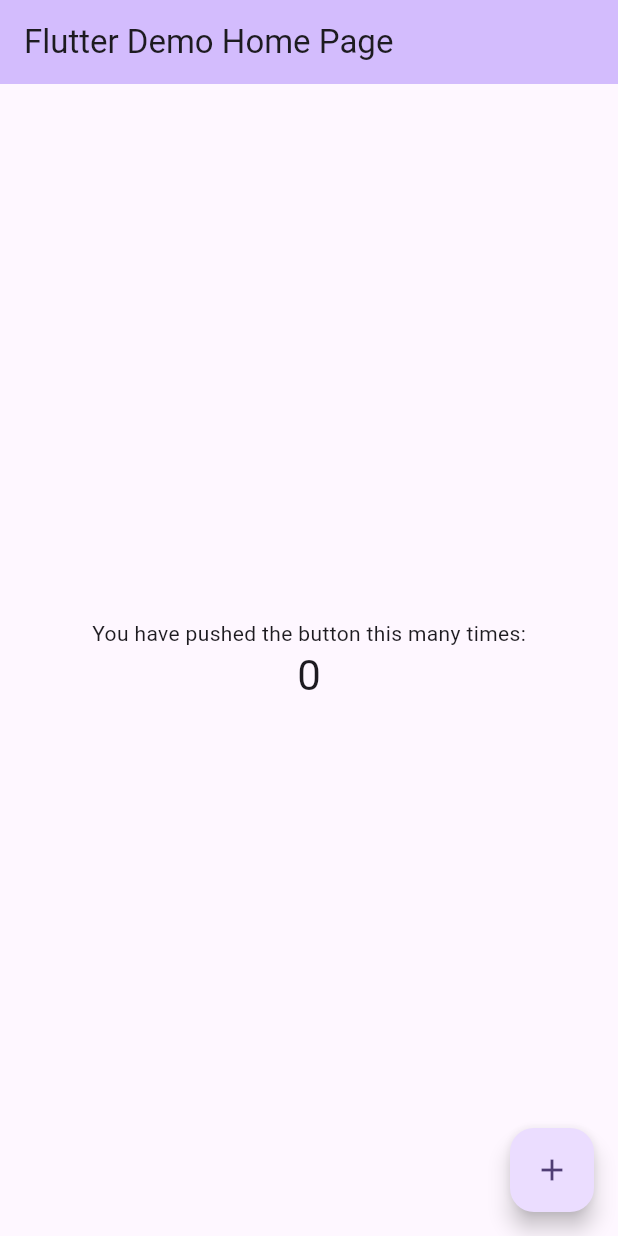
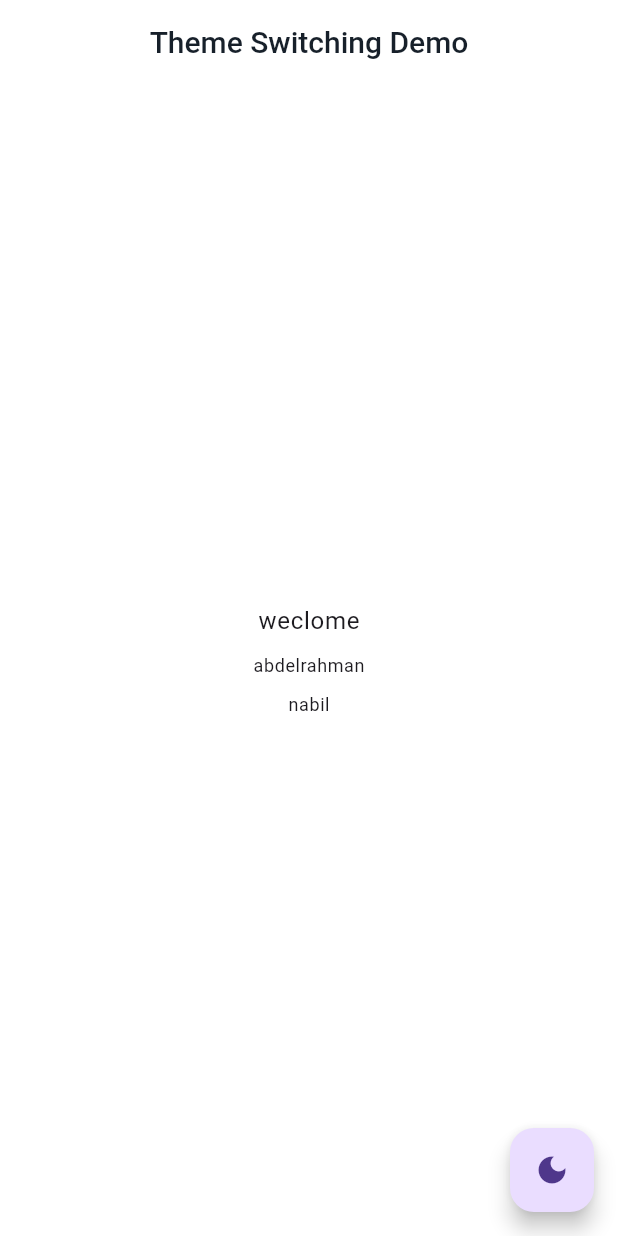
Before and after one commit to abdelrahmanNabil15/lwha, a Flutter app: the screen it shows after launch, on a phone screen of 412 x 824 dp. Run offline on Flutter 3.47's test engine with Material 3 defaults, Android fonts, the phone set to English and light mode, and no system bars; our stand-ins replace equatable, flutter_bloc, flutter_secure_storage, fluttertoast, get_it, internet_connection_checker and 1 more; Roboto replaces fonts that are missing (Tajawal).

Commit message:
-added flutter bloc package and getit -added   setup of    dependency_injection -added path od home page -remove  un used comment  form app theme page -added base function in theme repository -added switch theme and get current theme fun -added state of theme -added new color for dark theme - added class SharedPrefHelper to save values local

```diff
--- a/lib/config/theme/app_theme.dart
+++ b/lib/config/theme/app_theme.dart
@@ -6,14 +6,17 @@ import 'package:lwha/core/utils/app_string.dart';
 // Function to define the app's theme data.
 ThemeData appTheme() {
   return ThemeData(
+ // Background color of the scaffold
+  );
+}
+abstract class AppTheme {
+  static ThemeData get lightTheme => ThemeData(
     useMaterial3: true, // Enable Material Design 3
     primaryColor: AppColors.withe, // Primary color for the app
-    hintColor: AppColors.hint, // Color for hint text
+    hintColor: AppColors.hint, // Color for hint texat
     brightness: Brightness.light, // Light theme brightness
-
     // Uncomment and set the font family if needed
     // fontFamily: AppString.fontFamily,
-
     appBarTheme: AppBarTheme(
       centerTitle: true, // Center the title in the app bar
       backgroundColor: AppColors.withe, // Background color of the app bar
@@ -33,7 +36,35 @@ ThemeData appTheme() {
         statusBarBrightness: Brightness.light, // Status bar brightness (light background)
       ),
     ),
+    scaffoldBackgroundColor: Colors.white,
+  );
 
-    scaffoldBackgroundColor: Colors.white, // Background color of the scaffold
+  static ThemeData get darkTheme => ThemeData(
+    useMaterial3: true,
+    primaryColor: AppColors.withe,
+    hintColor: AppColors.hint, // Color for hint text
+    brightness: Brightness.light, // Light theme brightness
+    // Uncomment and set the font family if needed
+    // fontFamily: AppString.fontFamily,
+    appBarTheme: AppBarTheme(
+      centerTitle: true,
+      backgroundColor: AppColors.withe,
+      shadowColor: AppColors.withe,
+      surfaceTintColor: AppColors.withe,
+      elevation: 0,
+      scrolledUnderElevation: 0,
+      titleTextStyle: TextStyle(
+        fontSize: 20,
+        color: AppColors.withe,
+        fontWeight: FontWeight.w500,
+        fontFamily: AppString.fontFamily,
+      ),
+      systemOverlayStyle: SystemUiOverlayStyle(
+        statusBarColor: AppColors.withe,
+        statusBarIconBrightness: Brightness.dark,
+        statusBarBrightness: Brightness.light,
+      ),
+    ),
+    scaffoldBackgroundColor: Colors. black54,
   );
 }
--- a/lib/config/theme/cubit/theme_state.dart
+++ b/lib/config/theme/cubit/theme_state.dart
@@ -1,6 +1,13 @@
+
+
 part of 'theme_cubit.dart';
 
-@immutable
-sealed class ThemeState {}
-
-final class ThemeInitial extends ThemeState {}
+class ThemeState extends Equatable {
+  const ThemeState({this.themeMode = ThemeMode.light}); // Default theme = light theme
+  final ThemeMode themeMode;
+  ThemeState copyWith({ThemeMode? themeMode}) => ThemeState(
+    themeMode: themeMode ?? this.themeMode,
+  );
+  @override
+  List<Object?> get props => [themeMode];
+}
--- a/lib/core/utils/app_colors.dart
+++ b/lib/core/utils/app_colors.dart
@@ -7,6 +7,7 @@ class AppColors{
   static Color primary = Colors.deepPurple;
   static Color hint    = Colors.white30;
   static Color text100= HexColor("#17202A");
+  static Color darktext100= HexColor("#17202A");
   static Color background    = HexColor("#F8F9F9");
   static Color background2   =HexColor("#1B2631");
   static Color withe    = Colors.white;
--- a/lib/main.dart
+++ b/lib/main.dart
@@ -1,66 +1,96 @@
 import 'package:flutter/material.dart';
+import 'package:flutter_bloc/flutter_bloc.dart';
+import 'package:lwha/config/route/routes.dart';
+import 'package:lwha/config/theme/app_theme.dart';
+import 'package:lwha/config/theme/cubit/theme_cubit.dart';
 
-void main() {
-  runApp(const MyApp());
+import 'package:lwha/core/di/dependency_injection.dart';
+
+import 'config/route/app_route.dart';
+
+void main() async {
+  WidgetsFlutterBinding.ensureInitialized();
+  await setupLocator();
+  runApp(const App());
 }
 
-class MyApp extends StatelessWidget {
-  const MyApp({super.key});
+class App extends StatelessWidget {
+  const App({super.key});
+
+  @override
+  Widget build(BuildContext context) {
+    return BlocProvider(
+      create: (context) => getIt<ThemeCubit>()..getCurrentTheme(),
+      child: const AppView(),
+    );
+  }
+}
+
+class AppView extends StatelessWidget {
+  const AppView({super.key});
 
   // This widget is the root of your application.
   @override
   Widget build(BuildContext context) {
-    return MaterialApp(
-      title: 'Flutter Demo',
-      theme: ThemeData(
-        colorScheme: ColorScheme.fromSeed(seedColor: Colors.deepPurple),
-        useMaterial3: true,
-      ),
-      home: const MyHomePage(title: 'Flutter Demo Home Page'),
+    return BlocConsumer<ThemeCubit, ThemeState>(
+      listener: (context, state) {
+        // TODO: implement listener
+      },
+      builder: (context, state) {
+        return MaterialApp(
+          title: 'Flutter Demo',
+          initialRoute: Routes.intiRoutes,
+          onGenerateRoute: AppRoutes.onGenerateRoute,
+          home: const HomePage(),
+          debugShowCheckedModeBanner: false,
+          theme: AppTheme.lightTheme,
+          themeMode: state.themeMode,
+          darkTheme: AppTheme.darkTheme,
+        );
+      },
     );
   }
 }
-class MyHomePage extends StatefulWidget {
-  const MyHomePage({super.key, required this.title});
-  final String title;
-  @override
-  State<MyHomePage> createState() => _MyHomePageState();
-}
 
-class _MyHomePageState extends State<MyHomePage> {
-  int _counter = 0;
-  void _incrementCounter() {
-    setState(() {
-      _counter++;
-    });
-  }
+class HomePage extends StatelessWidget {
+  const HomePage({super.key});
 
   @override
   Widget build(BuildContext context) {
     return Scaffold(
       appBar: AppBar(
-        backgroundColor: Theme.of(context).colorScheme.inversePrimary,
-        title: Text(widget.title),
+        title: const Text('Theme Switching Demo'),
       ),
       body: Center(
         child: Column(
           mainAxisAlignment: MainAxisAlignment.center,
-          children: <Widget>[
-            const Text(
-              'You have pushed the button this many times:',
+          children: [
+            Text(
+              'weclome',
+              style: Theme.of(context).textTheme.bodyLarge,
+              // Depending on the current theme, the text is also rendered properly
+              // If the theme is dark, text is white in color else black
             ),
+            const SizedBox(height: 10),
             Text(
-              '$_counter',
-              style: Theme.of(context).textTheme.headlineMedium,
+              'abdelrahman',
+              style: Theme.of(context).textTheme.bodySmall,
+            ),
+            const SizedBox(height: 10),
+            Text(
+              'nabil',
+              style: Theme.of(context).textTheme.bodySmall,
             ),
           ],
         ),
       ),
       floatingActionButton: FloatingActionButton(
-        onPressed: _incrementCounter,
-        tooltip: 'Increment',
-        child: const Icon(Icons.add),
-      ), // This trailing comma makes auto-formatting nicer for build methods.
+        onPressed: () => context.read<ThemeCubit>().switchTheme(),
+        tooltip: 'Switch Theme',
+        child: context.read<ThemeCubit>().state.themeMode == ThemeMode.light
+            ? const Icon(Icons.dark_mode)
+            : const Icon(Icons.light_mode),
+      ),
     );
   }
 }
--- a/pubspec.yaml
+++ b/pubspec.yaml
@@ -32,6 +32,8 @@ dependencies:
   json_annotation: ^4.9.0
   shared_preferences: ^2.3.2
   flutter_secure_storage: ^9.2.2
+  flutter_bloc: ^8.1.6
+  get_it: ^8.0.0
 
 dev_dependencies:
   flutter_test:
```
Also changed, not shown: lib/config/route/app_route.dart (+2 -66 lines), lib/config/theme/cubit/theme_cubit.dart (+50 -3 lines), lib/config/theme/theme_repository.dart (+46 -8 lines), lib/core/helper/shared_pref_helper.dart (added, +90 -0 lines), pubspec.lock, 6 other files.
